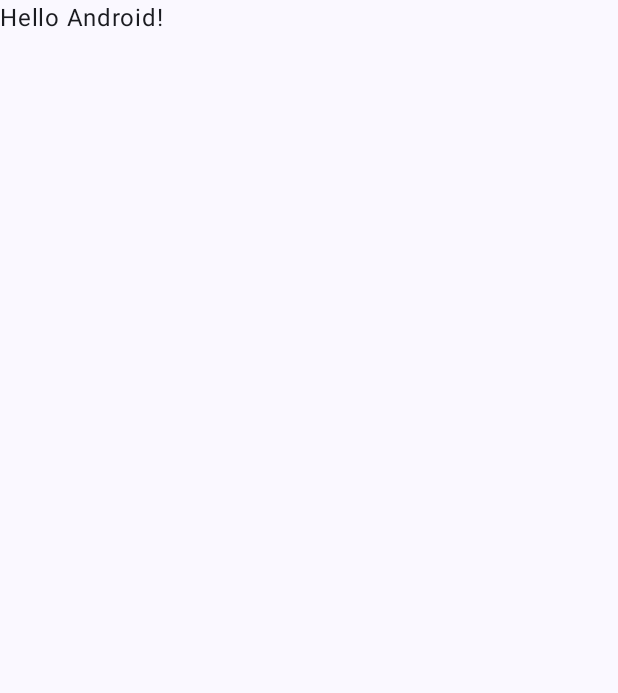
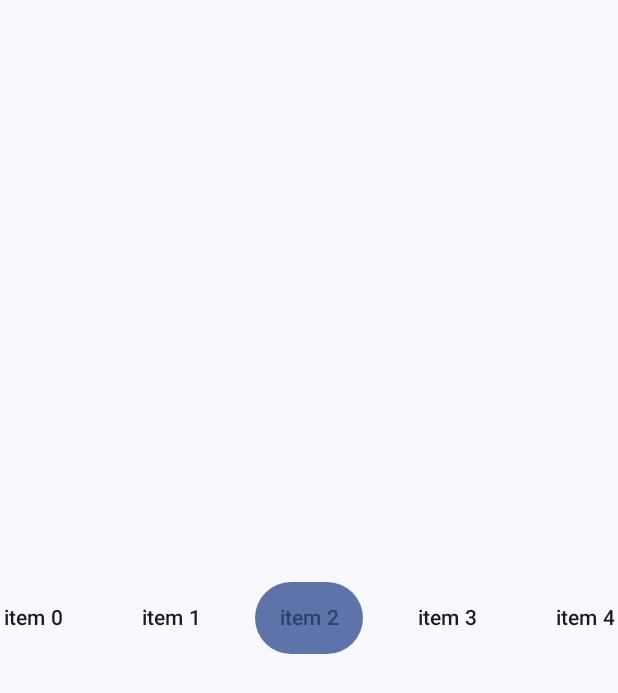
Before and after one commit to andannn/CenterTab, an Android app built with Jetpack Compose: the screen it shows after launch (MainActivity), on a phone screen of 412 x 824 dp. Before the commit the part shown is almost empty. Shown: the top 693 px of the screen. Run offline under Robolectric (Android 15) with nearby library versions, the phone set to English and light mode, and no system bars.

```diff
--- a/app/src/main/java/com/example/centertab/MainActivity.kt
+++ b/app/src/main/java/com/example/centertab/MainActivity.kt
@@ -4,12 +4,20 @@ import android.os.Bundle
 import androidx.activity.ComponentActivity
 import androidx.activity.compose.setContent
 import androidx.compose.foundation.layout.fillMaxSize
+import androidx.compose.foundation.layout.padding
+import androidx.compose.foundation.shape.CircleShape
 import androidx.compose.material3.MaterialTheme
 import androidx.compose.material3.Surface
+import androidx.compose.material3.Tab
 import androidx.compose.material3.Text
 import androidx.compose.runtime.Composable
+import androidx.compose.runtime.getValue
+import androidx.compose.runtime.mutableStateOf
+import androidx.compose.runtime.remember
+import androidx.compose.runtime.setValue
 import androidx.compose.ui.Modifier
-import androidx.compose.ui.tooling.preview.Preview
+import androidx.compose.ui.draw.clip
+import androidx.compose.ui.unit.dp
 import com.example.centertab.ui.theme.CenterTabTheme
 
 class MainActivity : ComponentActivity() {
@@ -17,30 +25,36 @@ class MainActivity : ComponentActivity() {
         super.onCreate(savedInstanceState)
         setContent {
             CenterTabTheme {
-                // A surface container using the 'background' color from the theme
-                Surface(
-                    modifier = Modifier.fillMaxSize(),
-                    color = MaterialTheme.colorScheme.background
-                ) {
-                    Greeting("Android")
+                var selectedIndex by remember {
+                    mutableStateOf(2)
+                }
+                Surface(modifier = Modifier.fillMaxSize()) {
+                    CenterTabLayout(
+                        modifier = Modifier.fillMaxSize(),
+                        selectedIndex = selectedIndex,
+                        onScrollFinishToSelectIndex = {
+                            selectedIndex = it
+                        }
+                    ) {
+                        repeat(6) { index ->
+                            Tab(
+                                modifier = Modifier
+                                    .padding(horizontal = 10.dp, vertical = 5.dp)
+                                    .clip(CircleShape),
+                                selected = index == selectedIndex,
+                                selectedContentColor = MaterialTheme.colorScheme.primary,
+                                unselectedContentColor = MaterialTheme.colorScheme.onSurface,
+                                onClick = {
+                                    selectedIndex = index
+                                },
+                                text = @Composable {
+                                    Text(text = "item $index")
+                                }
+                            )
+                        }
+                    }
                 }
             }
         }
     }
 }
-
-@Composable
-fun Greeting(name: String, modifier: Modifier = Modifier) {
-    Text(
-        text = "Hello $name!",
-        modifier = modifier
-    )
-}
-
-@Preview(showBackground = true)
-@Composable
-fun GreetingPreview() {
-    CenterTabTheme {
-        Greeting("Android")
-    }
-}
```
Also changed, not shown: 1 other file.
